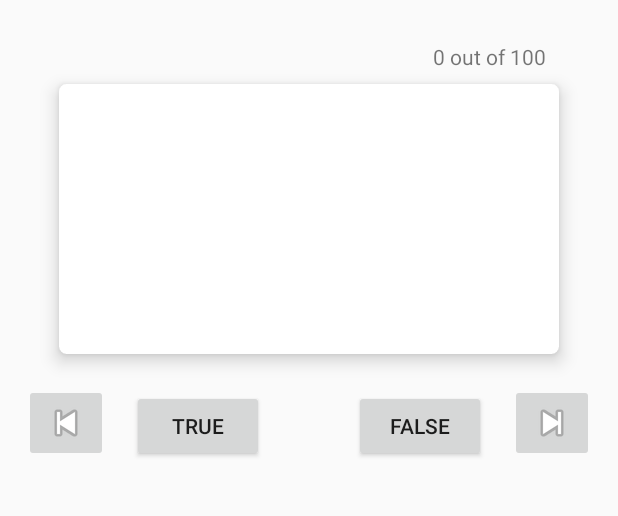
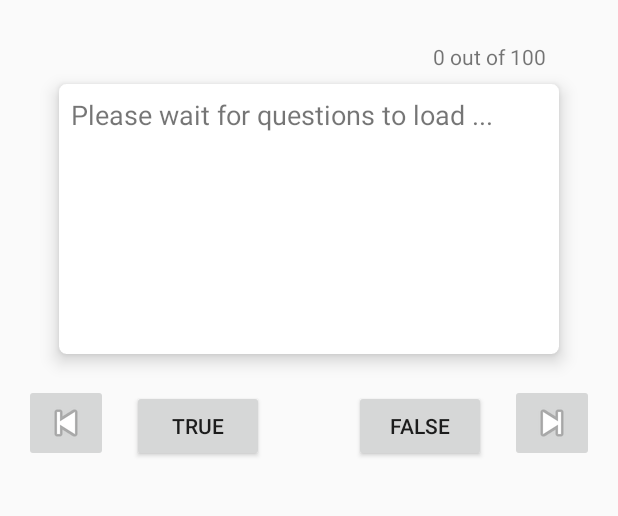
Before and after one commit to rjwhobbs/Android_dev_tutorials, an Android app: the screen it shows after launch (MainActivity), after a tap on "previous button", on a phone screen of 412 x 824 dp, the part 253-769 px from its top. Run offline under Robolectric (Android 15) with nearby library versions, the phone set to English and light mode, and no system bars; our stand-ins replace Volley; network calls fail; Roboto replaces fonts that are not available here.

Commit message:
If phone is offline when app starts questions won't load

```diff
--- a/TriviaTest/app/src/main/java/com/example/triviatest/MainActivity.java
+++ b/TriviaTest/app/src/main/java/com/example/triviatest/MainActivity.java
@@ -40,10 +40,13 @@ public class MainActivity extends AppCompatActivity implements View.OnClickListe
         questionCounterTextview = findViewById(R.id.counter_text);
         questionTextview = findViewById(R.id.question_textview);
 
+
             nextButton.setOnClickListener(this);
             prevButton.setOnClickListener(this);
             trueButton.setOnClickListener(this);
             falseButton.setOnClickListener(this);
+
+
 
         questionList = new QuestionBank().getQuestions(new AnswerListAsyncResponse() {
             @Override
@@ -63,6 +66,7 @@ public class MainActivity extends AppCompatActivity implements View.OnClickListe
 
     @Override
     public void onClick(View v) {
+        if (questionListSize != 0) {
             switch (v.getId()) {
                 case R.id.prev_button:
                     currentQuestionIndex = (currentQuestionIndex + questionListSize - 1) % questionListSize;
@@ -81,6 +85,7 @@ public class MainActivity extends AppCompatActivity implements View.OnClickListe
 
             }
         }
+    }
 
     private void updateQuestion() {
         String question = questionList.get(currentQuestionIndex).getAnswer();
--- a/TriviaTest/app/src/main/res/layout/activity_main.xml
+++ b/TriviaTest/app/src/main/res/layout/activity_main.xml
@@ -34,7 +34,7 @@
             android:id="@+id/question_textview"
             android:layout_width="wrap_content"
             android:layout_height="wrap_content"
-            android:text="placeholder"
+            android:text="@string/placeholder"
             android:textSize="18sp" />
     </androidx.cardview.widget.CardView>
 
--- a/TriviaTest/app/src/main/res/values/strings.xml
+++ b/TriviaTest/app/src/main/res/values/strings.xml
@@ -6,4 +6,5 @@
     <string name="next_button">next button</string>
     <string name="previous_button">previous button</string>
     <string name="counter_questions">0 out of 100</string>
+    <string name="placeholder">Please wait for questions to load ...</string>
 </resources>
```
Lines whose indentation alone changed are shown as unchanged.
